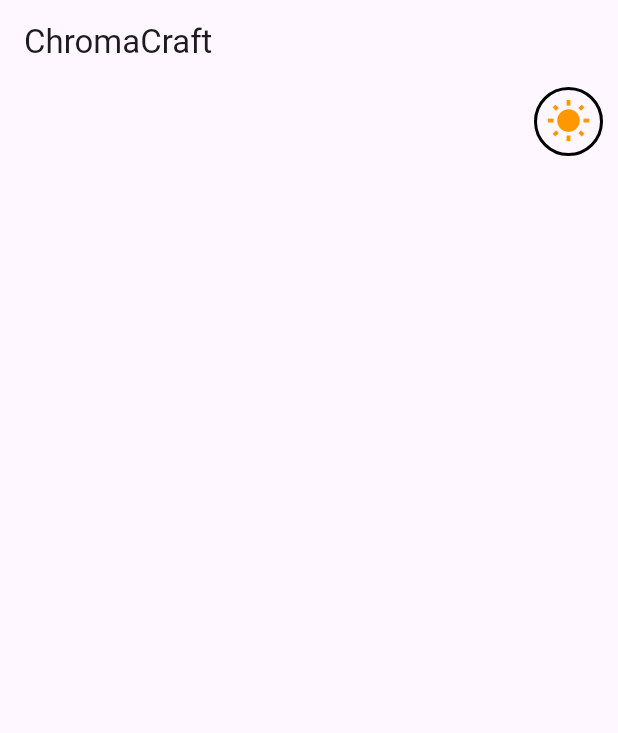
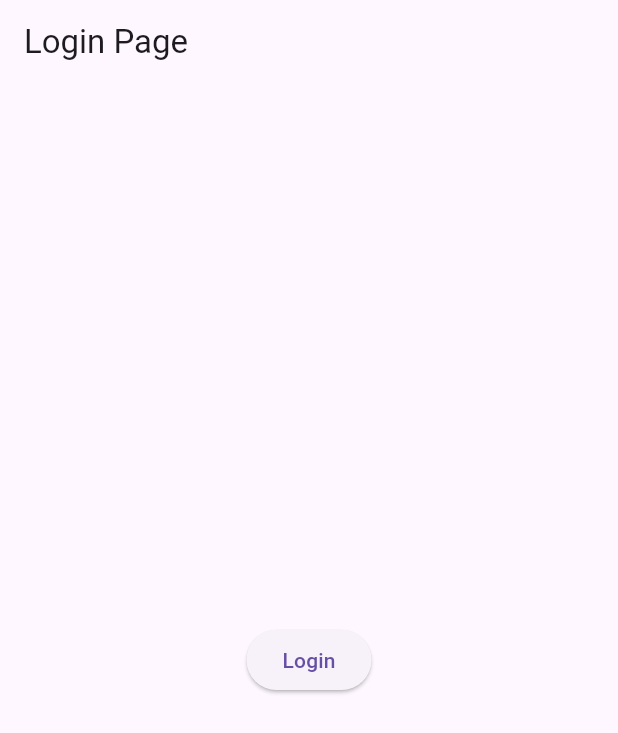
Before and after one commit to ChromaCraftDev/Front-end-Flutter, a Flutter app: the screen it shows after launch, on a phone screen of 412 x 824 dp. Shown: the top 733 px of the screen. Run offline on Flutter 3.47's test engine with Material 3 defaults, Android fonts, the phone set to English and light mode, and no system bars.

Commit message:
Add login and register page

```diff
--- a/lib/main.dart
+++ b/lib/main.dart
@@ -1,79 +1,76 @@
 import 'package:flutter/material.dart';
 
 void main() {
-  runApp(const MyApp());
+  runApp(MyApp());
 }
 
-enum AppTheme { logo, text }
-
-class MyApp extends StatefulWidget {
-  const MyApp({Key? key}) : super(key: key);
-
+class MyApp extends StatelessWidget {
   @override
-  State<MyApp> createState() => _MyAppState();
-}
-
-class _MyAppState extends State<MyApp> {
-  AppTheme _currentTheme = AppTheme.logo;
-
-  void _toggleTheme() {
-    setState(() {
-      _currentTheme = _currentTheme == AppTheme.logo ? AppTheme.text : AppTheme.logo;
-    });
-  }
-
-  ThemeData _getTheme() {
-    switch (_currentTheme) {
-      case AppTheme.logo:
-        return ThemeData.light();
-      case AppTheme.text:
-        return ThemeData.dark();
+  Widget build(BuildContext context) {
+    return MaterialApp(
+      initialRoute: '/',
+      routes: {
+        '/': (context) => LoginPage(),
+        '/register': (context) => RegisterPage(),
+        '/home': (context) => HomePage(),
+      },
+    );
   }
 }
 
-  Color _getIconColor(BuildContext context) {
-    return _currentTheme == AppTheme.logo ? Colors.orange : Colors.white;
+class LoginPage extends StatelessWidget {
+  @override
+  Widget build(BuildContext context) {
+    return Scaffold(
+      appBar: AppBar(
+        title: Text('Login Page'),
+      ),
+      body: Center(
+        child: ElevatedButton(
+          onPressed: () {
+            Navigator.pushNamed(context, '/home');
+          },
+          child: Text('Login'),
+        ),
+      ),
+    );
+  }
 }
 
-  Color _getBorderColor(BuildContext context) {
-    return _currentTheme == AppTheme.logo ? Colors.black : Colors.white;
+class RegisterPage extends StatelessWidget {
+  @override
+  Widget build(BuildContext context) {
+    return Scaffold(
+      appBar: AppBar(
+        title: Text('Register Page'),
+      ),
+      body: Center(
+        child: ElevatedButton(
+          onPressed: () {
+            // Register logic here
+            Navigator.pushNamed(context, '/home');
+          },
+          child: Text('Register'),
+        ),
+      ),
+    );
+  }
 }
 
-  IconData _getIconData() {
-    return _currentTheme == AppTheme.logo ? Icons.wb_sunny : Icons.nightlight_round;
-  }
-
+class HomePage extends StatelessWidget {
   @override
   Widget build(BuildContext context) {
-    return MaterialApp(
-      title: 'Flutter Demo',
-      theme: _getTheme(),
-      home: Scaffold(
+    return Scaffold(
       appBar: AppBar(
-          title: const Text('ChromaCraft'),
+        title: Text('Home'),
       ),
-        body: Stack(
-          children: [
-            Positioned(
-              top: 2,
-              right: 10,
-              child: GestureDetector(
-                onTap: _toggleTheme,
-                child: Container(
-                  decoration: BoxDecoration(
-                    shape: BoxShape.circle,
-                    border: Border.all(
-                      color: _getBorderColor(context),
-                      width: 2.0,
-                    ),
-                  ),
-                  padding: const EdgeInsets.all(6),
-                  child: Icon(
-                    _getIconData(),
-                    color: _getIconColor(context),
-                    size: 30, // Increased size of the logo
-                  ),
-                ),
+      body: Container(
+        child: Row(
+          children: <Widget>[
+            NavigationDrawer(),
+            Expanded(
+              child: Center(
+                child: Text('Main Content'),
               ),
             ),
           ],
@@ -82,3 +79,52 @@ class _MyAppState extends State<MyApp> {
     );
   }
 }
+
+class NavigationDrawer extends StatelessWidget {
+  @override
+  Widget build(BuildContext context) {
+    return Container(
+      width: 200,
+      color: Colors.blue,
+      child: Column(
+        crossAxisAlignment: CrossAxisAlignment.stretch,
+        children: <Widget>[
+          DrawerHeader(
+            child: Text('Navigation'),
+            decoration: BoxDecoration(
+              color: Colors.blue,
+            ),
+          ),
+          ListTile(
+            leading: Icon(Icons.home),
+            title: Text('Home'),
+            onTap: () {
+              // Add navigation functionality here
+            },
+          ),
+          ListTile(
+            leading: Icon(Icons.settings),
+            title: Text('Settings'),
+            onTap: () {
+              // Add navigation functionality here
+            },
+          ),
+          ListTile(
+            leading: Icon(Icons.person),
+            title: Text('Profile'),
+            onTap: () {
+              // Add navigation functionality here
+            },
+          ),
+          ListTile(
+            leading: Icon(Icons.logout),
+            title: Text('Logout'),
+            onTap: () {
+              Navigator.popUntil(context, ModalRoute.withName('/'));
+            },
+          ),
+        ],
+      ),
+    );
+  }
+}
```
Also changed, not shown: 1 other file. Lines whose indentation alone changed are shown as unchanged.
